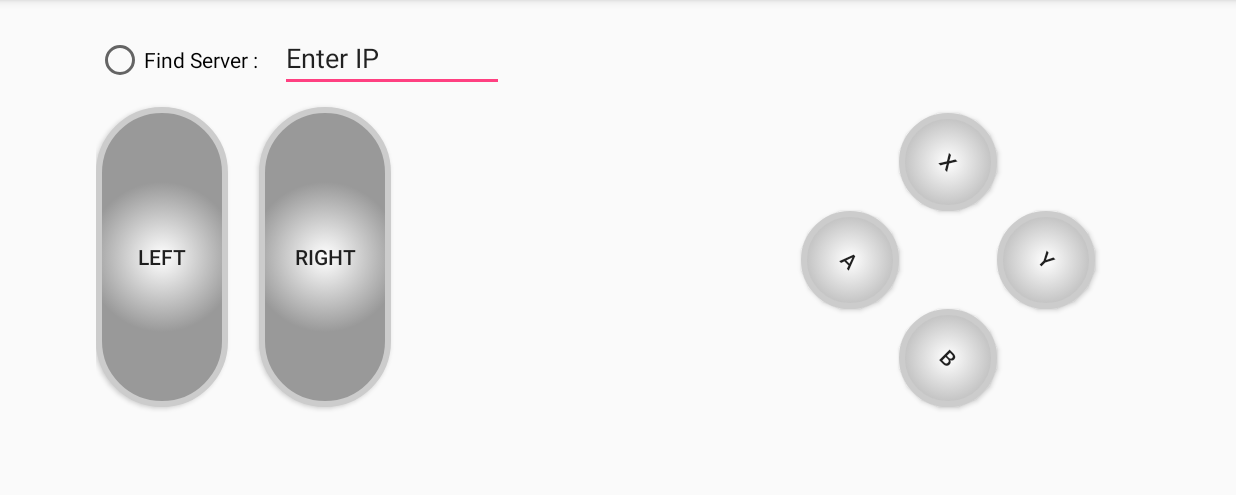
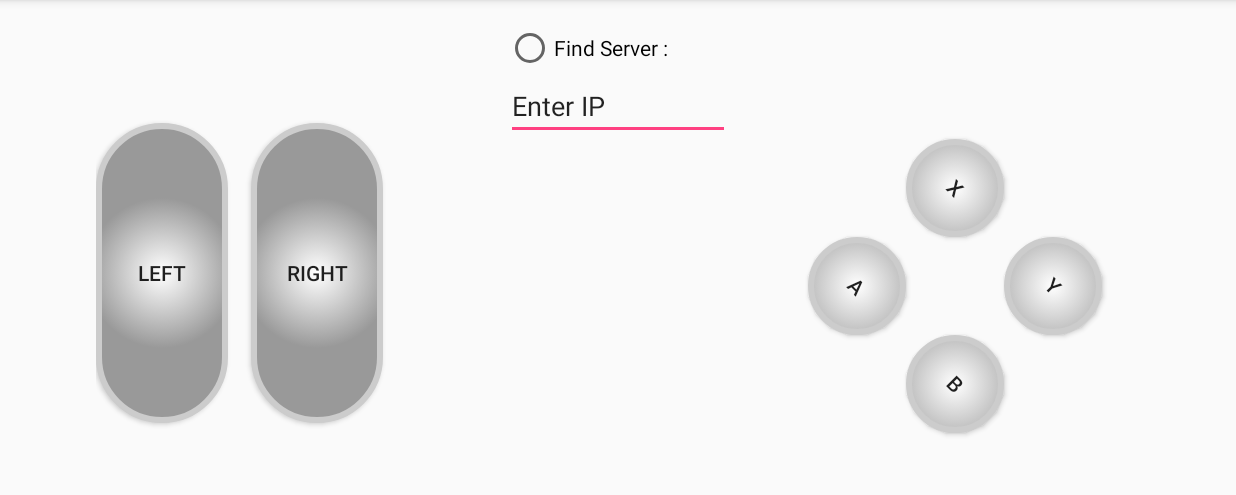
Before and after one commit to Cethyri/CatGame, an Android app: the screen it shows after launch (MainActivity), on a phone screen of 824 x 412 dp (held sideways), the part 72-567 px from its top. Run offline under Robolectric (Android 15) with nearby library versions, the phone set to English and light mode, and no system bars.

Commit message:
DESIGN CHANGED

```diff
--- a/UdpClientController/app/src/main/java/com/example/julianreyes/udpclientcontroller/MainActivity.java
+++ b/UdpClientController/app/src/main/java/com/example/julianreyes/udpclientcontroller/MainActivity.java
@@ -220,7 +220,7 @@ public class MainActivity extends AppCompatActivity {
     public void radioClicked(View view) {
         Log.d("UDP", "radio clicked");
 
-        if(id == 99){
+        if(id == 99) {
             host = enterIP.getText().toString();
             Log.d("UDP", "host name:" + host);
 
@@ -229,14 +229,19 @@ public class MainActivity extends AppCompatActivity {
             Log.d("UDP", "request id.... " + id);
             sendUDP(str);
 
-            if(id != 99){
+            if (id != 99) {
                 ((RadioButton) view).setChecked(true);
                 Log.d("UDP", "received id.... " + id);
 
-            }else {
+            } else {
                 ((RadioButton) view).setChecked(false);
                 Log.d("UDP", "did not receive id");
+
             }
+        }else {
+            ((RadioButton) view).setChecked(false);
+            id = 99;
+            Log.d("UDP", "C: ID Set To 99, Radio Off.");
         }
 
     }
--- a/UdpClientController/app/src/main/res/layout/activity_main.xml
+++ b/UdpClientController/app/src/main/res/layout/activity_main.xml
@@ -16,10 +16,9 @@
         android:layout_height="wrap_content"
         android:text="Find Server :"
         android:onClick="radioClicked"
-        android:layout_alignBaseline="@+id/Enter_IP_id"
-        android:layout_alignBottom="@+id/Enter_IP_id"
-        android:layout_alignParentLeft="true"
-        android:layout_alignParentStart="true" />
+        android:layout_alignParentTop="true"
+        android:layout_alignLeft="@+id/Enter_IP_id"
+        android:layout_alignStart="@+id/Enter_IP_id" />
 
     <Button
         android:background="@drawable/roundbutton"
@@ -27,13 +26,10 @@
         android:id="@+id/X_id"
         android:layout_width="65dp"
         android:layout_height="65dp"
-        android:layout_marginEnd="95dp"
-        android:layout_marginRight="95dp"
         android:text="X"
-        android:layout_marginTop="14dp"
-        android:layout_below="@+id/Enter_IP_id"
-        android:layout_alignParentRight="true"
-        android:layout_alignParentEnd="true" />
+        android:layout_above="@+id/Y_id"
+        android:layout_toLeftOf="@+id/Y_id"
+        android:layout_toStartOf="@+id/Y_id" />
 
     <Button
         android:background="@drawable/roundbutton"
@@ -43,8 +39,8 @@
         android:layout_height="65dp"
         android:text="B"
         android:layout_below="@+id/A_id"
-        android:layout_toRightOf="@+id/A_id"
-        android:layout_toEndOf="@+id/A_id" />
+        android:layout_toLeftOf="@+id/Y_id"
+        android:layout_toStartOf="@+id/Y_id" />
 
     <Button
         android:background="@drawable/roundbutton"
@@ -53,7 +49,8 @@
         android:layout_width="65dp"
         android:layout_height="65dp"
         android:text="A"
-        android:layout_below="@+id/X_id"
+        android:layout_alignBaseline="@+id/RIGHT_id"
+        android:layout_alignBottom="@+id/RIGHT_id"
         android:layout_toLeftOf="@+id/X_id"
         android:layout_toStartOf="@+id/X_id" />
 
@@ -64,9 +61,11 @@
         android:layout_width="65dp"
         android:layout_height="65dp"
         android:text="Y"
-        android:layout_below="@+id/X_id"
-        android:layout_toRightOf="@+id/B_id"
-        android:layout_toEndOf="@+id/B_id" />
+        android:layout_above="@+id/B_id"
+        android:layout_alignParentRight="true"
+        android:layout_alignParentEnd="true"
+        android:layout_marginRight="25dp"
+        android:layout_marginEnd="25dp" />
 
     <Button
         android:background="@drawable/roundbutton"
@@ -74,7 +73,7 @@
         android:layout_width="wrap_content"
         android:layout_height="200dp"
         android:text="Left"
-        android:layout_alignBottom="@+id/B_id"
+        android:layout_alignTop="@+id/RIGHT_id"
         android:layout_alignParentLeft="true"
         android:layout_alignParentStart="true" />
 
@@ -84,21 +83,20 @@
         android:layout_width="wrap_content"
         android:layout_height="200dp"
         android:text="Right"
-        android:layout_alignBottom="@+id/LEFT_id"
-        android:layout_toRightOf="@+id/radioButton"
-        android:layout_toEndOf="@+id/radioButton" />
+        android:layout_centerVertical="true"
+        android:layout_toRightOf="@+id/LEFT_id"
+        android:layout_toEndOf="@+id/LEFT_id"
+        android:layout_marginLeft="15dp"
+        android:layout_marginStart="15dp" />
 
     <EditText
         android:id="@+id/Enter_IP_id"
         android:layout_width="wrap_content"
         android:layout_height="wrap_content"
-        android:layout_alignParentTop="true"
-        android:layout_marginLeft="15dp"
-        android:layout_marginStart="14dp"
-        android:layout_toEndOf="@+id/radioButton"
-        android:layout_toRightOf="@+id/radioButton"
         android:ems="7"
-        android:inputType="text" />
+        android:inputType="text"
+        android:layout_below="@+id/radioButton"
+        android:layout_centerHorizontal="true" />
 
 
 </RelativeLayout>
```
Also changed, not shown: 1 other file.
